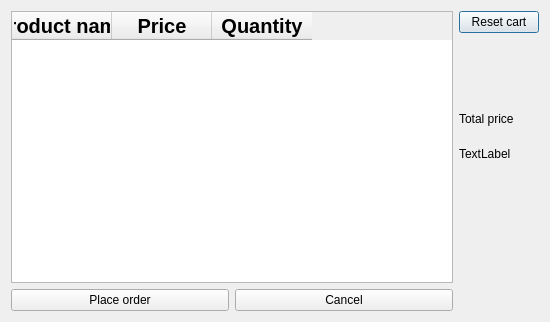
Old version of the form frontend/ui/placeorderwindow.ui in the repository NVKShop/nvk-client.
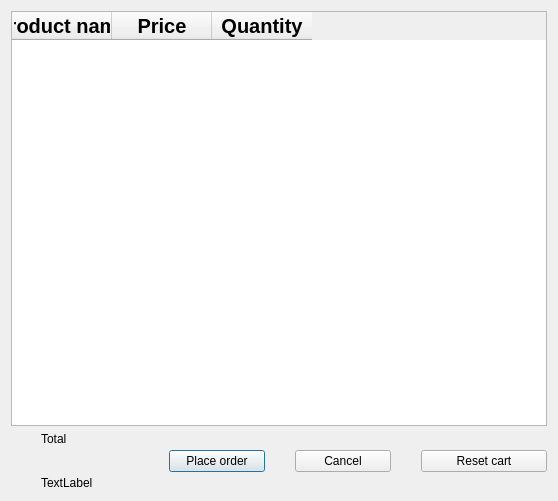
New version of the form.

Commit message: Orded placement UI improvements

```diff
--- a/frontend/ui/placeorderwindow.ui
+++ b/frontend/ui/placeorderwindow.ui
@@ -6,14 +6,14 @@
    <rect>
     <x>0</x>
     <y>0</y>
-    <width>550</width>
-    <height>322</height>
+    <width>558</width>
+    <height>501</height>
    </rect>
   </property>
   <property name="windowTitle">
    <string>Place order</string>
   </property>
-  <layout class="QGridLayout" name="gridLayout">
+  <layout class="QGridLayout" name="gridLayout" rowstretch="5,0">
    <item row="0" column="0">
     <widget class="QTableWidget" name="cartTableWidget">
      <property name="palette">
@@ -95,37 +95,32 @@
      </column>
     </widget>
    </item>
+   <item row="1" column="0">
+    <layout class="QHBoxLayout" name="horizontalLayout_2" stretch="3,1">
+     <property name="spacing">
+      <number>30</number>
+     </property>
+     <item>
+      <layout class="QHBoxLayout" name="horizontalLayout" stretch="4,3,3">
+       <property name="spacing">
+        <number>30</number>
+       </property>
+       <item>
+        <layout class="QFormLayout" name="formLayout">
+         <property name="labelAlignment">
+          <set>Qt::AlignCenter</set>
+         </property>
+         <property name="formAlignment">
+          <set>Qt::AlignCenter</set>
+         </property>
    <item row="0" column="1">
-    <layout class="QVBoxLayout" name="verticalLayout_2" stretch="4,1">
-     <property name="bottomMargin">
-      <number>40</number>
-     </property>
-     <item>
-      <widget class="QPushButton" name="resetCartButton">
-       <property name="layoutDirection">
-        <enum>Qt::LeftToRight</enum>
-       </property>
-       <property name="text">
-        <string>Reset cart</string>
-       </property>
-      </widget>
-     </item>
-     <item>
-      <layout class="QVBoxLayout" name="verticalLayout">
-       <property name="topMargin">
-        <number>65</number>
-       </property>
-       <property name="bottomMargin">
-        <number>75</number>
-       </property>
-       <item>
         <widget class="QLabel" name="totalPriceLabel">
          <property name="text">
-          <string>Total price</string>
+            <string>Total</string>
          </property>
         </widget>
        </item>
-       <item>
+         <item row="2" column="1">
         <widget class="QLabel" name="priceLabel">
          <property name="text">
           <string>TextLabel</string>
@@ -134,10 +129,6 @@
        </item>
       </layout>
      </item>
-    </layout>
-   </item>
-   <item row="1" column="0">
-    <layout class="QHBoxLayout" name="horizontalLayout">
      <item>
       <widget class="QPushButton" name="placeOrderButton">
        <property name="text">
@@ -149,6 +140,18 @@
       <widget class="QPushButton" name="cancelButton">
        <property name="text">
         <string>Cancel</string>
+         </property>
+        </widget>
+       </item>
+      </layout>
+     </item>
+     <item>
+      <widget class="QPushButton" name="resetCartButton">
+       <property name="layoutDirection">
+        <enum>Qt::LeftToRight</enum>
+       </property>
+       <property name="text">
+        <string>Reset cart</string>
        </property>
       </widget>
      </item>
```
Lines whose indentation alone changed are shown as unchanged.
